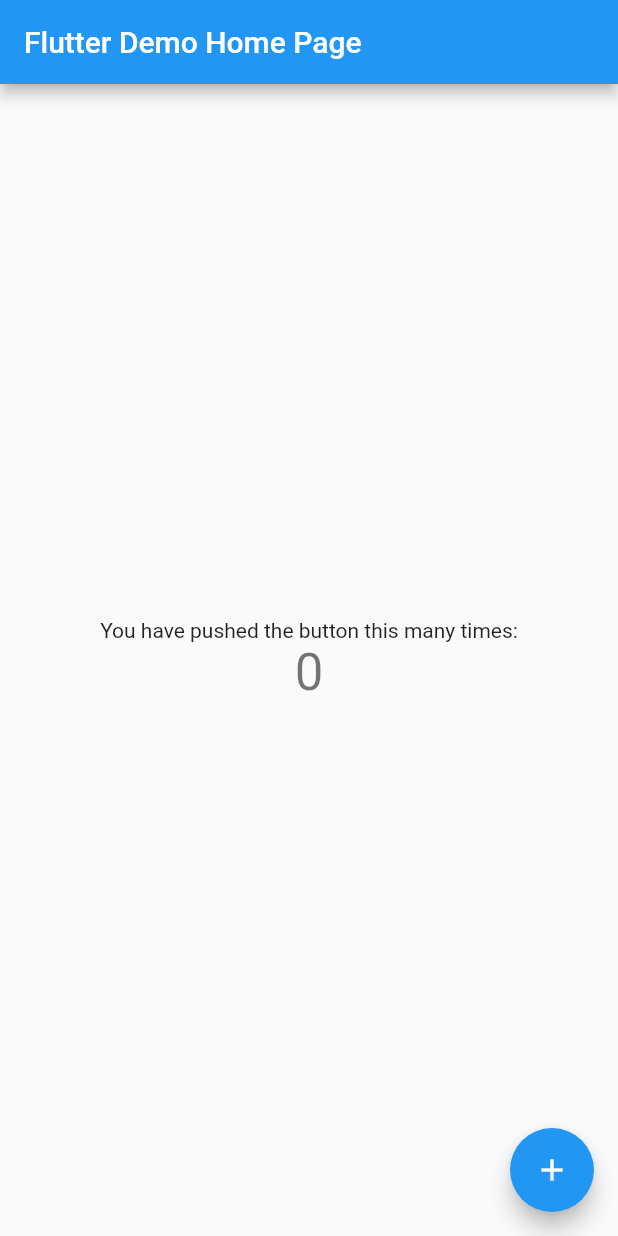
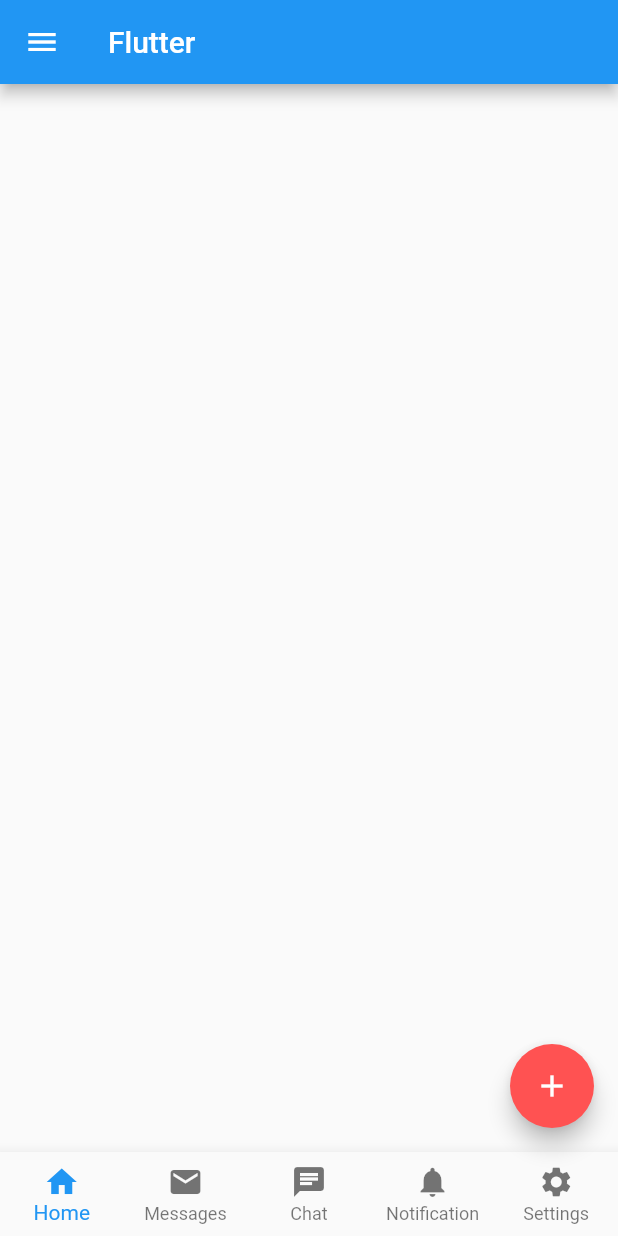
Before and after one commit to prabeen04/flutter_chat, a Flutter app: the screen it shows after launch, on a phone screen of 412 x 824 dp. Run offline on Flutter 3.47's test engine with Material 2 defaults, Android fonts, the phone set to English and light mode, and no system bars.

```diff
--- a/lib/main.dart
+++ b/lib/main.dart
@@ -1,6 +1,6 @@
 import 'package:flutter/material.dart';
 
-void main() => runApp(new MyApp());
+void main() => runApp(MyApp());
 
 class MyApp extends StatelessWidget {
   // This widget is the root of your application.
@@ -9,101 +9,99 @@ class MyApp extends StatelessWidget {
     return new MaterialApp(
       title: 'Flutter Demo',
       theme: new ThemeData(
-        // This is the theme of your application.
-        //
-        // Try running your application with "flutter run". You'll see the
-        // application has a blue toolbar. Then, without quitting the app, try
-        // changing the primarySwatch below to Colors.green and then invoke
-        // "hot reload" (press "r" in the console where you ran "flutter run",
-        // or press Run > Flutter Hot Reload in IntelliJ). Notice that the
-        // counter didn't reset back to zero; the application is not restarted.
         primarySwatch: Colors.blue,
+        backgroundColor: Colors.greenAccent,
+        accentColor: Colors.redAccent
       ),
-      home: new MyHomePage(title: 'Flutter Demo Home Page'),
+      home: new MainScreen(),
     );
   }
 }
 
-class MyHomePage extends StatefulWidget {
-  MyHomePage({Key key, this.title}) : super(key: key);
-
-  // This widget is the home page of your application. It is stateful, meaning
-  // that it has a State object (defined below) that contains fields that affect
-  // how it looks.
-
-  // This class is the configuration for the state. It holds the values (in this
-  // case the title) provided by the parent (in this case the App widget) and
-  // used by the build method of the State. Fields in a Widget subclass are
-  // always marked "final".
-
-  final String title;
-
-  @override
-  _MyHomePageState createState() => new _MyHomePageState();
-}
-
-class _MyHomePageState extends State<MyHomePage> {
-  int _counter = 0;
-
-  void _incrementCounter() {
-    setState(() {
-      // This call to setState tells the Flutter framework that something has
-      // changed in this State, which causes it to rerun the build method below
-      // so that the display can reflect the updated values. If we changed
-      // _counter without calling setState(), then the build method would not be
-      // called again, and so nothing would appear to happen.
-      _counter++;
-    });
-  }
-
+class MainScreen extends StatelessWidget {
   @override
   Widget build(BuildContext context) {
-    // This method is rerun every time setState is called, for instance as done
-    // by the _incrementCounter method above.
-    //
-    // The Flutter framework has been optimized to make rerunning build methods
-    // fast, so that you can just rebuild anything that needs updating rather
-    // than having to individually change instances of widgets.
-    return new Scaffold(
-      appBar: new AppBar(
-        // Here we take the value from the MyHomePage object that was created by
-        // the App.build method, and use it to set our appbar title.
-        title: new Text(widget.title),
+    return Scaffold(
+      appBar: AppBar(
+        title: Text('Flutter'),
       ),
-      body: new Center(
-        // Center is a layout widget. It takes a single child and positions it
-        // in the middle of the parent.
-        child: new Column(
-          // Column is also layout widget. It takes a list of children and
-          // arranges them vertically. By default, it sizes itself to fit its
-          // children horizontally, and tries to be as tall as its parent.
-          //
-          // Invoke "debug paint" (press "p" in the console where you ran
-          // "flutter run", or select "Toggle Debug Paint" from the Flutter tool
-          // window in IntelliJ) to see the wireframe for each widget.
-          //
-          // Column has various properties to control how it sizes itself and
-          // how it positions its children. Here we use mainAxisAlignment to
-          // center the children vertically; the main axis here is the vertical
-          // axis because Columns are vertical (the cross axis would be
-          // horizontal).
-          mainAxisAlignment: MainAxisAlignment.center,
+       drawer: Drawer(
+        child: ListView(
+          // Important: Remove any padding from the ListView.
+          padding: EdgeInsets.zero,
           children: <Widget>[
-            new Text(
-              'You have pushed the button this many times:',
+            UserAccountsDrawerHeader(
+                currentAccountPicture: new CircleAvatar(
+                  backgroundImage: new NetworkImage('https://i.ytimg.com/vi/xwa1cBWWCVY/hqdefault.jpg'),
+                ),
+                accountName: Text(
+                  "Prabeen",
+                  style: TextStyle(fontSize: 18.0, fontWeight: FontWeight.w500),
+                ),
+                accountEmail: Text(
+                  "prabeen.strange@gmail.com",
+                  style: TextStyle(fontSize: 18.0, fontWeight: FontWeight.w500),
+                )),
+            ListTile(
+              title: Text('Profile'),
+              trailing: Icon(Icons.person),
+              onTap: () {
+                // Update the state of the app
+                // ...
+                // Then close the drawer
+                Navigator.pop(context);
+
+              },
             ),
-            new Text(
-              '$_counter',
-              style: Theme.of(context).textTheme.display1,
+            ListTile(
+              title: Text('News'),
+              trailing: Icon(Icons.explore),
+              onTap: () {
+                Navigator.pop(context);
+
+              },
+            ),
+            ListTile(
+              title: Text('Form'),
+              trailing: Icon(Icons.edit),
+              onTap: () {
+                Navigator.pop(context);
+
+              },
             ),
           ],
         ),
       ),
-      floatingActionButton: new FloatingActionButton(
-        onPressed: _incrementCounter,
-        tooltip: 'Increment',
-        child: new Icon(Icons.add),
-      ), // This trailing comma makes auto-formatting nicer for build methods.
+      bottomNavigationBar: BottomNavigationBar(
+        type: BottomNavigationBarType.fixed,
+        // onTap: onTabTapped,
+        // currentIndex: _currentIndex, // this will be set when a tab is tapped
+        items: [
+          BottomNavigationBarItem(
+            icon: Icon(Icons.home),
+            title: Text('Home'),
+          ),
+          BottomNavigationBarItem(
+            icon: Icon(Icons.mail),
+            title: Text('Messages'),
+          ),
+          BottomNavigationBarItem(
+            icon: Icon(Icons.chat),
+            title: Text('Chat'),
+          ),
+          BottomNavigationBarItem(
+            icon: Icon(Icons.notifications),
+            title: Text('Notification'),
+          ),
+          BottomNavigationBarItem(
+              icon: Icon(Icons.settings),
+               title: Text('Settings'
+               ))
+        ],
+      ),
+      floatingActionButton: FloatingActionButton(
+        child: Icon(Icons.add),
+      ),
     );
   }
 }
```
